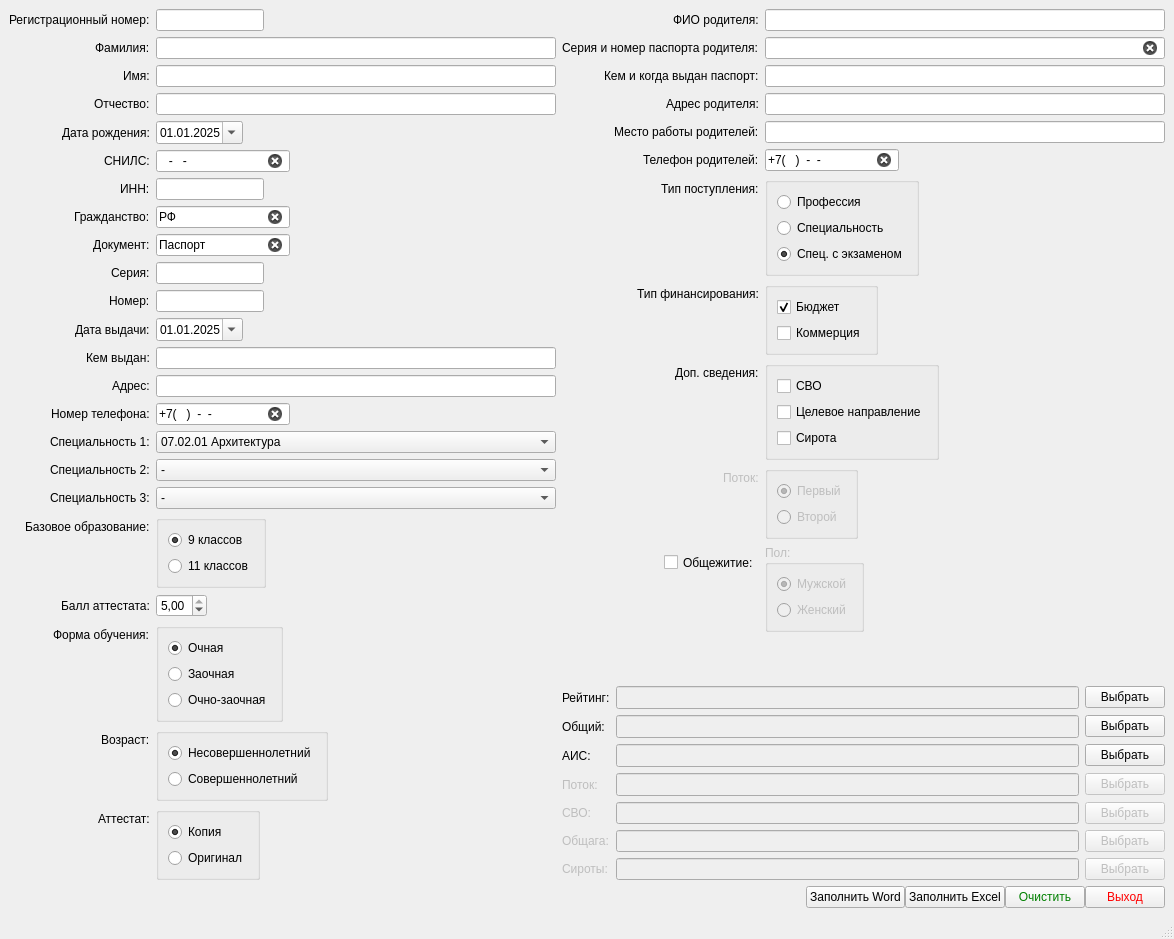
The window that design/design.ui (GGlebux/doc_maker) describes before a commit, drawn with Qt 5.
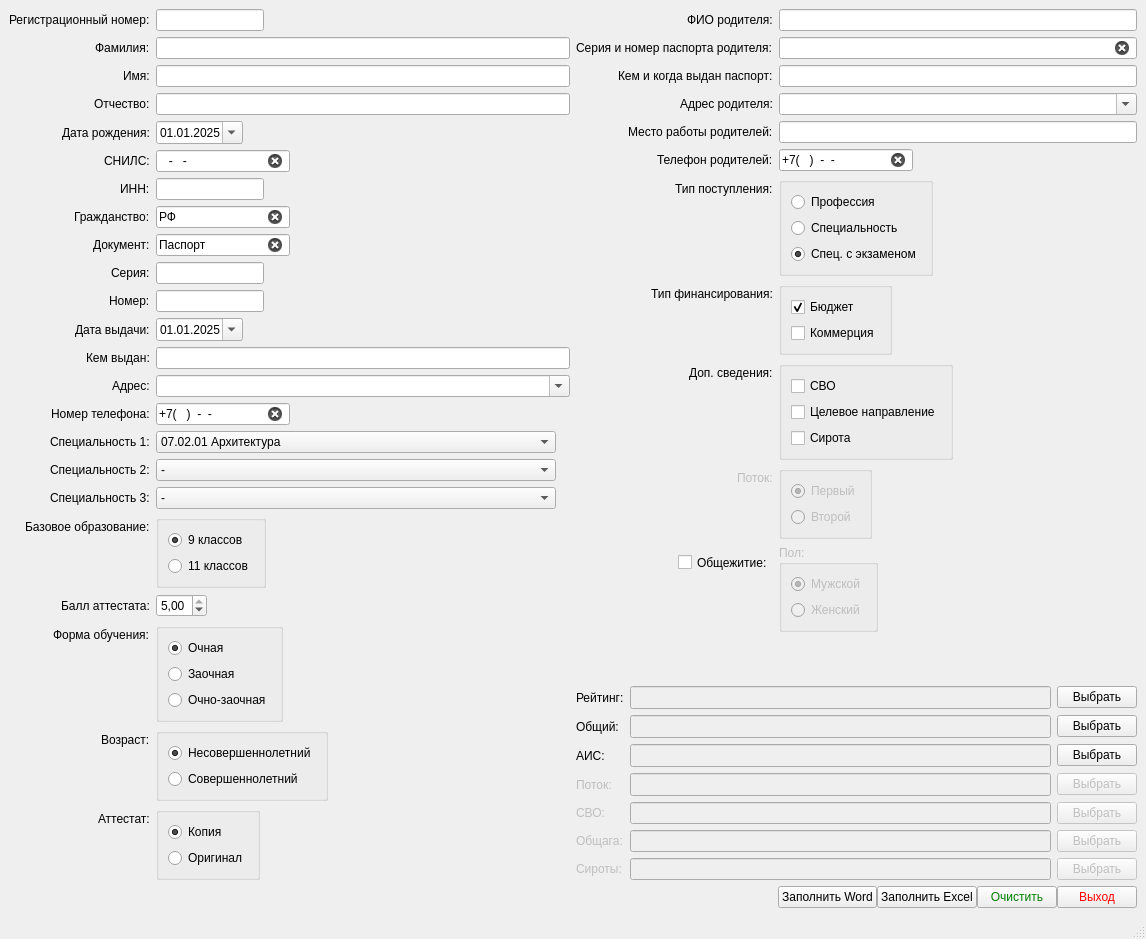
The same window after the commit.

What changed in the file:
```diff
--- a/design/design.ui
+++ b/design/design.ui
@@ -392,19 +392,6 @@
         </property>
        </widget>
       </item>
-      <item row="13" column="1">
-       <widget class="QLineEdit" name="address">
-        <property name="sizePolicy">
-         <sizepolicy hsizetype="Expanding" vsizetype="Expanding">
-          <horstretch>0</horstretch>
-          <verstretch>0</verstretch>
-         </sizepolicy>
-        </property>
-        <property name="clearButtonEnabled">
-         <bool>true</bool>
-        </property>
-       </widget>
-      </item>
       <item row="14" column="0">
        <widget class="QLabel" name="label_15">
         <property name="text">
@@ -1068,6 +1055,19 @@
         </layout>
        </widget>
       </item>
+      <item row="13" column="1">
+       <widget class="QComboBox" name="address">
+        <property name="sizePolicy">
+         <sizepolicy hsizetype="Expanding" vsizetype="Expanding">
+          <horstretch>0</horstretch>
+          <verstretch>0</verstretch>
+         </sizepolicy>
+        </property>
+        <property name="editable">
+         <bool>true</bool>
+        </property>
+       </widget>
+      </item>
      </layout>
     </item>
     <item row="0" column="1">
@@ -1151,25 +1151,6 @@
         </property>
        </widget>
       </item>
-      <item row="3" column="1">
-       <widget class="QLineEdit" name="parent_address">
-        <property name="sizePolicy">
-         <sizepolicy hsizetype="Minimum" vsizetype="Expanding">
-          <horstretch>0</horstretch>
-          <verstretch>0</verstretch>
-         </sizepolicy>
-        </property>
-        <property name="minimumSize">
-         <size>
-          <width>400</width>
-          <height>0</height>
-         </size>
-        </property>
-        <property name="clearButtonEnabled">
-         <bool>true</bool>
-        </property>
-       </widget>
-      </item>
       <item row="4" column="0">
        <widget class="QLabel" name="label_28">
         <property name="text">
@@ -1479,6 +1460,19 @@
         </layout>
        </widget>
       </item>
+      <item row="3" column="1">
+       <widget class="QComboBox" name="parent_address">
+        <property name="sizePolicy">
+         <sizepolicy hsizetype="Expanding" vsizetype="Expanding">
+          <horstretch>0</horstretch>
+          <verstretch>0</verstretch>
+         </sizepolicy>
+        </property>
+        <property name="editable">
+         <bool>true</bool>
+        </property>
+       </widget>
+      </item>
      </layout>
     </item>
     <item row="1" column="1">
```
Left out of the diff: 23 changed lines with no effect on the pictures.
